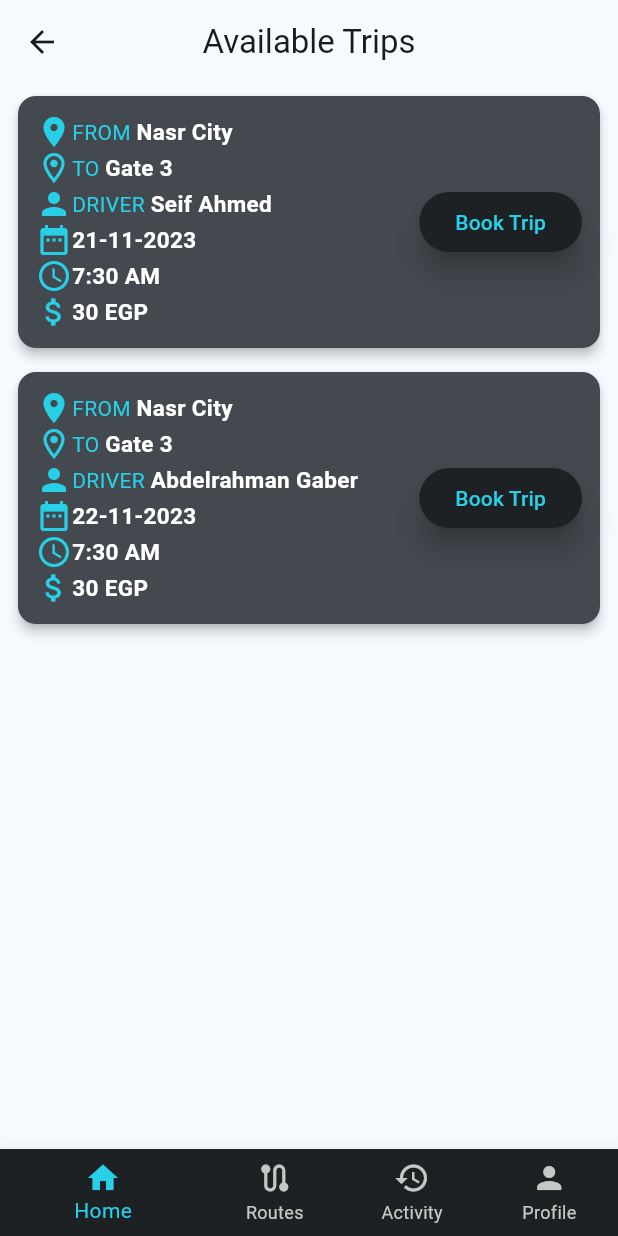
After one commit to M-Abdelmegeed/Blue-Ride, a Flutter app: the screen it shows after launch, after a tap on "Sign In", after a tap on "Find A Trip", on a phone screen of 412 x 824 dp. The commit adds this screen. Run offline on Flutter 3.47's test engine with Material 2 defaults, Android fonts, the phone set to English and light mode, and no system bars; our stand-ins replace firebase_auth, firebase_core, flutter_svg, google_maps_flutter; accounts and stored records are empty.

Commit message:
Available Trips Page, and Card Component

```diff
--- /dev/null
+++ b/lib/components/availableBookingsCard.dart
@@ -0,0 +1,238 @@
+import 'package:flutter/material.dart';
+import '../style/colors.dart';
+
+class availableBookingsCard extends StatefulWidget {
+  final String driver;
+  final String from;
+  final String to;
+  final String time;
+  final String price;
+  final String date;
+
+  availableBookingsCard(
+      {required this.driver,
+      required this.date,
+      required this.from,
+      required this.to,
+      required this.time,
+      required this.price});
+
+  @override
+  State<availableBookingsCard> createState() => _availableBookingsCardState();
+}
+
+class _availableBookingsCardState extends State<availableBookingsCard> {
+  bool isButtonPressed = false;
+  @override
+  Widget build(BuildContext context) {
+    return Padding(
+      padding: const EdgeInsets.symmetric(horizontal: 8, vertical: 4),
+      child: Card(
+        elevation: 3,
+        shape: RoundedRectangleBorder(
+          borderRadius: BorderRadius.circular(12),
+        ),
+        child: Container(
+          padding: const EdgeInsets.all(12),
+          decoration: BoxDecoration(
+            color: AppColors.primaryColorLight,
+            borderRadius: BorderRadius.circular(12),
+          ),
+          width: double.infinity,
+          child: Column(
+            children: [
+              Row(
+                mainAxisAlignment: MainAxisAlignment.spaceBetween,
+                children: [
+                  Flexible(
+                    flex: 6,
+                    child: Column(
+                      crossAxisAlignment: CrossAxisAlignment.start,
+                      children: [
+                        Row(
+                          children: [
+                            Icon(
+                              Icons.location_on_sharp,
+                              color: AppColors.secondaryColor,
+                            ),
+                            const Text(
+                              'FROM ',
+                              style: TextStyle(
+                                  fontSize: 14,
+                                  color: AppColors.secondaryColor),
+                            ),
+                            Text(
+                              widget.from,
+                              style: const TextStyle(
+                                  fontSize: 15,
+                                  color: Colors.white,
+                                  fontWeight: FontWeight.bold),
+                            ),
+                          ],
+                        ),
+                        // SizedBox(
+                        //   height: 3,
+                        // ),
+                        Row(
+                          children: [
+                            Icon(
+                              Icons.location_on_outlined,
+                              color: AppColors.secondaryColor,
+                            ),
+                            const Text(
+                              'TO ',
+                              style: TextStyle(
+                                  fontSize: 14,
+                                  color: AppColors.secondaryColor),
+                            ),
+                            Text(
+                              widget.to,
+                              style: const TextStyle(
+                                  fontSize: 15,
+                                  color: Colors.white,
+                                  fontWeight: FontWeight.bold),
+                            ),
+                          ],
+                        ),
+                        Row(
+                          children: [
+                            Icon(
+                              Icons.person,
+                              color: AppColors.secondaryColor,
+                            ),
+                            const Text(
+                              'DRIVER ',
+                              style: TextStyle(
+                                  fontSize: 14,
+                                  color: AppColors.secondaryColor),
+                            ),
+                            Text(
+                              widget.driver,
+                              style: const TextStyle(
+                                  fontSize: 15,
+                                  color: Colors.white,
+                                  fontWeight: FontWeight.bold),
+                            ),
+                          ],
+                        ),
+                        Row(
+                          children: [
+                            Icon(
+                              Icons.date_range,
+                              color: AppColors.secondaryColor,
+                            ),
+                            // const Text(
+                            //   'DATE ',
+                            //   style: TextStyle(
+                            //       fontSize: 14,
+                            //       color: AppColors.secondaryColor),
+                            // ),
+                            Text(
+                              widget.date,
+                              style: const TextStyle(
+                                  fontSize: 15,
+                                  color: Colors.white,
+                                  fontWeight: FontWeight.bold),
+                            ),
+                          ],
+                        ),
+                        Row(
+                          children: [
+                            Icon(
+                              Icons.access_time_outlined,
+                              color: AppColors.secondaryColor,
+                            ),
+                            // const Text(
+                            //   'TIME ',
+                            //   style: TextStyle(
+                            //       fontSize: 14,
+                            //       color: AppColors.secondaryColor),
+                            // ),
+                            Text(
+                              widget.time,
+                              style: const TextStyle(
+                                  fontSize: 15,
+                                  color: Colors.white,
+                                  fontWeight: FontWeight.bold),
+                            ),
+                          ],
+                        ),
+                        Row(
+                          children: [
+                            Icon(
+                              Icons.attach_money_outlined,
+                              color: AppColors.secondaryColor,
+                            ),
+                            // const Text(
+                            //   'PRICE ',
+                            //   style: TextStyle(
+                            //       fontSize: 14,
+                            //       color: AppColors.secondaryColor),
+                            // ),
+                            Text(
+                              widget.price,
+                              style: const TextStyle(
+                                  fontSize: 15,
+                                  color: Colors.white,
+                                  fontWeight: FontWeight.bold),
+                            ),
+                          ],
+                        ),
+                      ],
+                    ),
+                  ),
+                  Flexible(
+                    flex: 3,
+                    child: Column(
+                      mainAxisAlignment: MainAxisAlignment.end,
+                      crossAxisAlignment: CrossAxisAlignment.end,
+                      children: [
+                        ElevatedButton(
+                            style: ElevatedButton.styleFrom(
+                              elevation: 8,
+                              backgroundColor: isButtonPressed
+                                  ? Colors.white
+                                  : AppColors
+                                      .primaryColor, // Change the background color to red
+                            ),
+                            onPressed: () {
+                              setState(() {
+                                isButtonPressed = !isButtonPressed;
+                                showToast(context);
+                              });
+                            },
+                            child: Text(
+                              isButtonPressed ? 'Cancel' : 'Book Trip',
+                              style: TextStyle(
+                                  color: isButtonPressed
+                                      ? AppColors.black
+                                      : AppColors.secondaryColor),
+                            )),
+                      ],
+                    ),
+                  ),
+                ],
+              ),
+            ],
+          ),
+        ),
+      ),
+    );
+  }
+
+  void showToast(BuildContext context) {
+    final scaffold = ScaffoldMessenger.of(context);
+    String message;
+    if (isButtonPressed) {
+      message = 'Trip booked succesfully!';
+    } else {
+      message = 'Booking cancelled';
+    }
+    scaffold.showSnackBar(
+      SnackBar(
+        content: Text(message),
+        duration: Duration(seconds: 2),
+      ),
+    );
+  }
+}
--- a/lib/components/routesCard.dart
+++ b/lib/components/routesCard.dart
@@ -5,8 +5,13 @@ class CustomCard extends StatelessWidget {
   final String from;
   final String to;
   final String time;
+  final String price;
 
-  CustomCard({required this.from, required this.to, required this.time});
+  CustomCard(
+      {required this.from,
+      required this.to,
+      required this.time,
+      required this.price});
 
   @override
   Widget build(BuildContext context) {
@@ -96,7 +101,7 @@ class CustomCard extends StatelessWidget {
                         Icon(
                           Icons.location_pin,
                           color: AppColors.secondaryColor,
-                        )
+                        ),
                       ],
                     ),
                   ),
@@ -118,6 +123,20 @@ class CustomCard extends StatelessWidget {
                     time,
                     style: const TextStyle(color: Colors.white, fontSize: 15),
                   ),
+                  const SizedBox(
+                    width: 165,
+                  ),
+                  const Icon(
+                    Icons.monetization_on_outlined,
+                    color: AppColors.secondaryColor,
+                  ),
+                  const SizedBox(
+                    width: 1,
+                  ),
+                  Text(
+                    price,
+                    style: const TextStyle(color: Colors.white, fontSize: 15),
+                  ),
                 ],
               ),
             ],
--- /dev/null
+++ b/lib/pages/availableBookings.dart
@@ -0,0 +1,82 @@
+import 'package:flutter/foundation.dart';
+import 'package:flutter/material.dart';
+import '../style/colors.dart';
+import '../components/availableBookingsCard.dart';
+import '../navbar.dart';
+
+class availableBookings extends StatefulWidget {
+  const availableBookings({Key? key}) : super(key: key);
+
+  @override
+  _BookingsState createState() => _BookingsState();
+}
+
+class _BookingsState extends State<availableBookings> {
+  final List<Trip> trips = [
+    Trip(
+        from: 'Nasr City',
+        to: 'Gate 3',
+        time: '7:30 AM',
+        price: '30 EGP',
+        driver: 'Seif Ahmed',
+        date: '21-11-2023'),
+    Trip(
+        from: 'Nasr City',
+        to: 'Gate 3',
+        time: '7:30 AM',
+        price: '30 EGP',
+        driver: 'Abdelrahman Gaber',
+        date: '22-11-2023'),
+  ];
+  int _currentIndex = 0;
+
+  @override
+  Widget build(BuildContext context) {
+    return Scaffold(
+      appBar: AppBar(
+        // backgroundColor: AppColors.primaryColor,
+        centerTitle: true,
+        title: Text(
+          'Available Trips',
+        ),
+      ),
+      body: ListView.builder(
+        itemCount: trips.length,
+        itemBuilder: (context, index) {
+          return availableBookingsCard(
+              date: trips[index].date,
+              driver: trips[index].driver,
+              from: trips[index].from,
+              to: trips[index].to,
+              time: trips[index].time,
+              price: trips[index].price);
+        },
+      ),
+      bottomNavigationBar: NavBar(
+        currentIndex: _currentIndex,
+        onTap: (index) {
+          setState(() {
+            _currentIndex = index;
+          });
+        },
+      ),
+    );
+  }
+}
+
+class Trip {
+  final String from;
+  final String to;
+  final String time;
+  final String price;
+  final String driver;
+  final String date;
+
+  Trip(
+      {required this.date,
+      required this.from,
+      required this.driver,
+      required this.to,
+      required this.time,
+      required this.price});
+}
--- a/lib/pages/homepage.dart
+++ b/lib/pages/homepage.dart
@@ -1,5 +1,6 @@
 import 'package:flutter/material.dart';
 import '../style/colors.dart';
+import 'package:google_maps_flutter/google_maps_flutter.dart';
 import '../navbar.dart';
 
 class HomePage extends StatefulWidget {
@@ -11,20 +12,109 @@ class HomePage extends StatefulWidget {
 
 class _HomePageState extends State<HomePage> {
   int _currentIndex = 0;
+  GoogleMapController? _controller;
+  Set<Marker> _markers = Set<Marker>();
 
   @override
   Widget build(BuildContext context) {
+    _markers.add(
+      Marker(
+        markerId: MarkerId('selected-location'),
+        position: LatLng(30.06474820910293, 31.278861490545815),
+        infoWindow: InfoWindow(title: 'Faculty of Engineering ASU'),
+      ),
+    );
     return Scaffold(
       appBar: AppBar(
         // backgroundColor: AppColors.primaryColor,
         centerTitle: true,
         title: Text(
-          'Book A Ride',
+          'Book Your Ride',
           style: TextStyle(color: Colors.black),
         ),
       ),
-      body: Center(
-        child: Text("Homepage"),
+      body: Stack(
+        children: [
+          Container(
+            decoration: BoxDecoration(borderRadius: BorderRadius.circular(20)),
+            height: MediaQuery.of(context).size.height * 1,
+            child: GoogleMap(
+              markers: _markers,
+              myLocationEnabled: true,
+              myLocationButtonEnabled: true,
+              onMapCreated: (controller) {
+                setState(() {
+                  _controller = controller;
+                });
+              },
+              initialCameraPosition: CameraPosition(
+                target: LatLng(30.06474820910293, 31.278861490545815),
+                zoom: 14,
+              ),
+            ),
+          ),
+          Positioned(
+            top: 30.0,
+            left: 16.0,
+            right: 16.0,
+            child: Column(
+              children: [
+                Container(
+                  decoration: BoxDecoration(
+                      border:
+                          Border.all(color: AppColors.secondaryColor, width: 1),
+                      borderRadius: BorderRadius.circular(10),
+                      color: Colors.white),
+                  child: TextField(
+                    decoration: InputDecoration(
+                      hintText: ' From',
+                      border: InputBorder.none,
+                    ),
+                  ),
+                ),
+                // Additional UI elements can be added here
+              ],
+            ),
+          ),
+          Positioned(
+            top: 85.0,
+            left: 16.0,
+            right: 16.0,
+            child: Column(
+              children: [
+                Container(
+                  decoration: BoxDecoration(
+                      border:
+                          Border.all(color: AppColors.secondaryColor, width: 1),
+                      borderRadius: BorderRadius.circular(10),
+                      color: Colors.white),
+                  child: TextField(
+                    decoration: InputDecoration(
+                      hintText: ' Where to?',
+                      border: InputBorder.none,
+                    ),
+                  ),
+                ),
+                // Additional UI elements can be added here
+              ],
+            ),
+          ),
+          Positioned(
+              left: 16,
+              top: 135,
+              child: ElevatedButton(
+                  style: ElevatedButton.styleFrom(
+                    backgroundColor: AppColors
+                        .primaryColor, // Change the background color to red
+                  ),
+                  onPressed: () {
+                    Navigator.pushNamed(context, '/availableBookings');
+                  },
+                  child: Text(
+                    'Find A Trip',
+                    style: TextStyle(color: AppColors.secondaryColor),
+                  )))
+        ],
       ),
       bottomNavigationBar: NavBar(
         currentIndex: _currentIndex,
@@ -36,4 +126,17 @@ class _HomePageState extends State<HomePage> {
       ),
     );
   }
+
+  void _handleMapTap(LatLng latLng) {
+    setState(() {
+      _markers.clear();
+      _markers.add(
+        Marker(
+          markerId: MarkerId('selected-location'),
+          position: latLng,
+          infoWindow: InfoWindow(title: 'Selected Location'),
+        ),
+      );
+    });
+  }
 }
--- a/lib/pages/main.dart
+++ b/lib/pages/main.dart
@@ -10,6 +10,7 @@ import './profile.dart';
 import './orderHistory.dart';
 import './routes.dart';
 import './landingPage.dart';
+import './availableBookings.dart';
 
 Future<void> main() async {
   WidgetsFlutterBinding.ensureInitialized();
@@ -27,8 +28,6 @@ class MyApp extends StatefulWidget {
 }
 
 class _MyAppState extends State<MyApp> {
-  // This widget is the root of your application.
-
   @override
   Widget build(BuildContext context) {
     return MaterialApp(
@@ -45,7 +44,8 @@ class _MyAppState extends State<MyApp> {
         '/profile': (context) => new Profile(),
         '/signup': (BuildContext context) => new SignupPage(),
         '/home': (BuildContext context) => new HomePage(),
-        '/login': (BuildContext context) => new MyHomePage(title: 'Blue Ride')
+        '/login': (BuildContext context) => new MyHomePage(title: 'Blue Ride'),
+        '/availableBookings': (BuildContext context) => new availableBookings()
       },
     );
   }
@@ -162,7 +162,7 @@ class _MyHomePageState extends State<MyHomePage> {
                 onTap: () {
                   Navigator.pushReplacementNamed(context, '/home');
                   // _login();
-                  // print("Walahi dost");
+                  // print("Test");
                 },
                 child: Center(
                   child: Text(
--- a/lib/pages/orderHistory.dart
+++ b/lib/pages/orderHistory.dart
@@ -57,8 +57,7 @@ class _orderHistoryState extends State<orderHistory> {
                 return Card(
                   elevation: 5,
                   margin: EdgeInsets.all(8),
-                  color:
-                      AppColors.primaryColorLight, // Set the desired color here
+                  color: AppColors.primaryColorLight,
                   child: ListTile(
                     title: Text(
                       '${orders[index].date}',
@@ -134,9 +133,7 @@ class _orderHistoryState extends State<orderHistory> {
                       ],
                     ),
                     trailing: Icon(Icons.no_crash,
-                        size: 40,
-                        color:
-                            AppColors.secondaryColor), // Icon at the top right
+                        size: 40, color: AppColors.secondaryColor),
                   ),
                 );
               },
--- a/lib/pages/routes.dart
+++ b/lib/pages/routes.dart
@@ -13,9 +13,11 @@ class Routes extends StatefulWidget {
 
 class _RoutesState extends State<Routes> {
   final List<Route> routes = [
-    Route(from: 'Gate 3', to: 'Korba', time: '5:30 PM'),
-    Route(from: '5th Settlement', to: 'Gate 3', time: '7:30 AM'),
-    Route(from: 'Gate 3', to: 'Nasr City', time: '5:30 PM'),
+    Route(from: 'Gate 3', to: 'Korba', time: '5:30 PM', price: '30 EGP'),
+    Route(
+        from: '5th Settlement', to: 'Gate 3', time: '7:30 AM', price: '60 EGP'),
+    Route(from: 'Gate 3', to: 'Nasr City', time: '5:30 PM', price: '40 EGP'),
+    Route(from: 'Rehab', to: 'Gate 3', time: '7:30 AM', price: '70 EGP'),
   ];
   int _currentIndex = 1;
 
@@ -33,10 +35,10 @@ class _RoutesState extends State<Routes> {
         itemCount: routes.length,
         itemBuilder: (context, index) {
           return CustomCard(
-            from: routes[index].from,
-            to: routes[index].to,
-            time: routes[index].time,
-          );
+              from: routes[index].from,
+              to: routes[index].to,
+              time: routes[index].time,
+              price: routes[index].price);
         },
       ),
       bottomNavigationBar: NavBar(
@@ -55,6 +57,11 @@ class Route {
   final String from;
   final String to;
   final String time;
+  final String price;
 
-  Route({required this.from, required this.to, required this.time});
+  Route(
+      {required this.from,
+      required this.to,
+      required this.time,
+      required this.price});
 }
--- a/pubspec.yaml
+++ b/pubspec.yaml
@@ -33,6 +33,7 @@ dependencies:
   firebase_auth: ^4.4.0
   firebase_core: ^2.10.0
   flutter_svg: ^2.0.9
+  google_maps_flutter: ^2.5.0
   # firebase_storage: ^11.4.1
   # cloud_firestore: ^4.12.2
 
```
Also changed, not shown: pubspec.lock, 2 other files.
